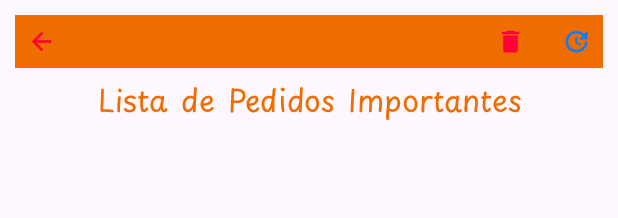
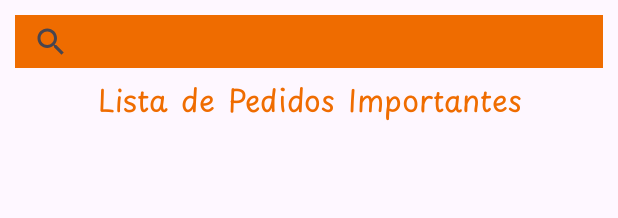
Before and after one commit to Xenia24/OrderEase, an Android app: the layout activity_pedidos_importantes.xml on its own in the app's theme, with its tools: preview values and no code run, on a phone screen of 412 x 824 dp. Shown: the top 218 px of the screen. Run offline under Robolectric (Android 15) with nearby library versions, the light colour scheme and no system bars.

Commit message:
Diseño_actualizarP

```diff
--- a/app/src/main/AndroidManifest.xml
+++ b/app/src/main/AndroidManifest.xml
@@ -12,6 +12,9 @@
         android:supportsRtl="true"
         android:theme="@style/Theme.Agenda_panaderia"
         tools:targetApi="31">
+        <activity
+            android:name=".Listar_Pedidos.Actualizar_Pedidos"
+            android:exported="false" />
         <activity
             android:name=".Listar_Pedidos.Pedidos_Importantes"
             android:exported="false" />
--- /dev/null
+++ b/app/src/main/res/drawable/buscar.xml
@@ -0,0 +1,5 @@
+<vector android:height="24dp" android:tint="#0022FF"
+    android:viewportHeight="24" android:viewportWidth="24"
+    android:width="24dp" xmlns:android="http://schemas.android.com/apk/res/android">
+    <path android:fillColor="@android:color/white" android:pathData="M15.5,14h-0.79l-0.28,-0.27C15.41,12.59 16,11.11 16,9.5 16,5.91 13.09,3 9.5,3S3,5.91 3,9.5 5.91,16 9.5,16c1.61,0 3.09,-0.59 4.23,-1.57l0.27,0.28v0.79l5,4.99L20.49,19l-4.99,-5zM9.5,14C7.01,14 5,11.99 5,9.5S7.01,5 9.5,5 14,7.01 14,9.5 11.99,14 9.5,14z"/>
+</vector>
--- a/app/src/main/res/layout/activity_pedidos_importantes.xml
+++ b/app/src/main/res/layout/activity_pedidos_importantes.xml
@@ -17,35 +17,35 @@
         app:layout_constraintEnd_toEndOf="parent"
         app:layout_constraintTop_toTopOf="parent">
 
-        <ImageView
-            android:id="@+id/regresar2"
-            android:layout_width="35dp"
-            android:layout_height="35dp"
-            android:padding="8dp"
-            android:src="@drawable/atras"
-            app:layout_constraintStart_toStartOf="parent"
-            app:layout_constraintTop_toTopOf="parent"
-            />
+<!--        <ImageView-->
+<!--            android:id="@+id/regresar2"-->
+<!--            android:layout_width="35dp"-->
+<!--            android:layout_height="35dp"-->
+<!--            android:padding="8dp"-->
+<!--            android:src="@drawable/atras"-->
+<!--            app:layout_constraintStart_toStartOf="parent"-->
+<!--            app:layout_constraintTop_toTopOf="parent"-->
+<!--            />-->
 
-        <ImageView
-            android:id="@+id/Filtrar_Notas"
-            android:layout_width="35dp"
-            android:layout_height="35dp"
-            android:padding="8dp"
-            android:src="@drawable/actualizar"
-            app:layout_constraintEnd_toEndOf="parent"
-            app:layout_constraintTop_toTopOf="parent"
-            />
 
-        <ImageView
-            android:id="@+id/Vaciar_Todas_Las_Notas"
-            android:layout_width="35dp"
-            android:layout_height="35dp"
-            android:layout_marginEnd="44dp"
-            android:padding="8dp"
-            android:src="@drawable/borrar"
-            app:layout_constraintEnd_toEndOf="parent"
-            app:layout_constraintTop_toTopOf="parent" />
+
+        <SearchView
+            android:layout_width="match_parent"
+            android:layout_height="wrap_content"
+            android:id="@+id/Buscar_Pedidos"
+            tools:ignore="MissingConstraints">
+
+        </SearchView>
+
+<!--        <ImageView-->
+<!--            android:id="@+id/Vaciar_Todas_Las_Notas"-->
+<!--            android:layout_width="35dp"-->
+<!--            android:layout_height="35dp"-->
+<!--            android:layout_marginEnd="44dp"-->
+<!--            android:padding="8dp"-->
+<!--            android:src="@drawable/borrar"-->
+<!--            app:layout_constraintEnd_toEndOf="parent"-->
+<!--            app:layout_constraintTop_toTopOf="parent" />-->
     </androidx.constraintlayout.widget.ConstraintLayout>
 
     <TextView
```
Also changed, not shown: app/src/main/java/com/example/agenda_panaderia/Listar_Pedidos/Actualizar_Pedidos.java (added, +16 -0 lines), app/src/main/res/layout/activity_actualizar_pedidos.xml (added, +182 -0 lines), app/src/main/res/values/strings.xml (+13 -0 lines).
